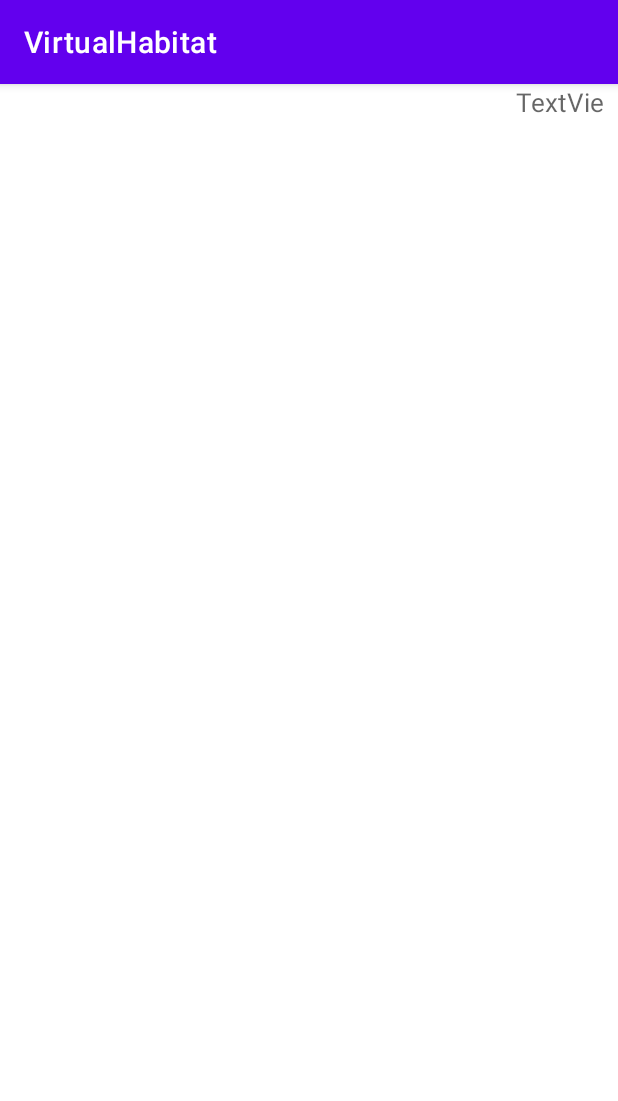
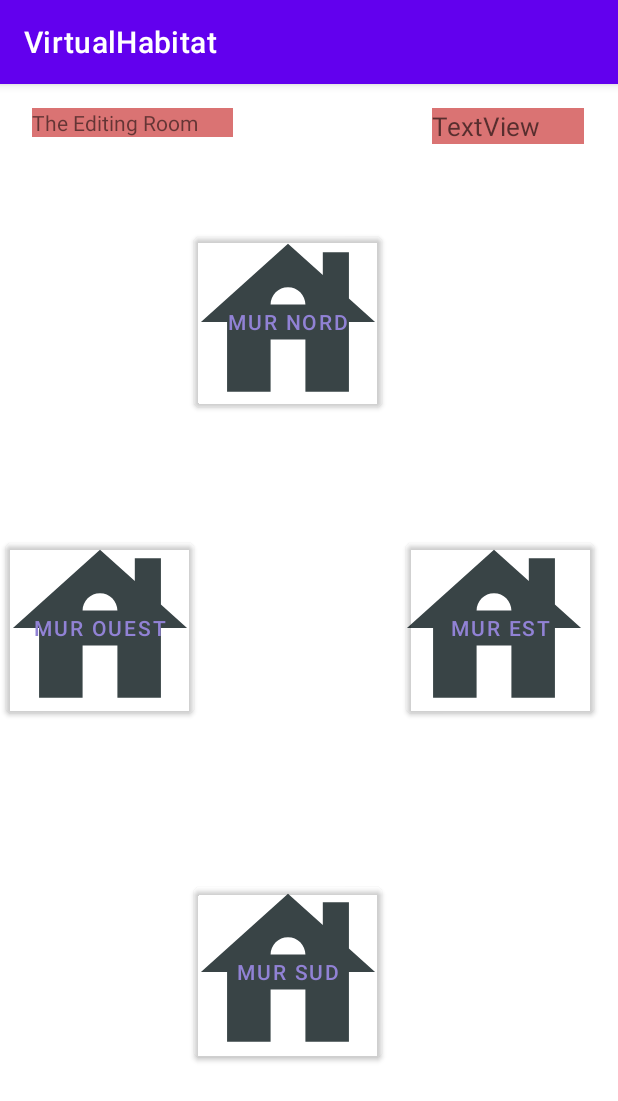
Before and after one commit to marouane-AITOUALI/RoomSimulator, an Android app: the itemModel screen opened directly, with no data from a screen before it, on a phone screen of 412 x 824 dp. Shown: the top 1101 px of the screen. Run offline under Robolectric (Android 15) with nearby library versions, the phone set to English and light mode, and no system bars.

Commit message:
the editing room and model wall

```diff
--- a/app/src/main/res/layout/recycler_item_details.xml
+++ b/app/src/main/res/layout/recycler_item_details.xml
@@ -5,11 +5,106 @@
 
     <TextView
             android:text="@string/textview"
-            android:layout_width="68dp"
-            android:layout_marginRight="0dp"
+            android:layout_width="101dp"
             android:paddingRight="0dp"
             android:textSize="17dp"
-            android:layout_height="29dp" android:id="@+id/nameRoom"
+            android:layout_height="0dp" android:id="@+id/nameRoom"
             app:layout_constraintTop_toTopOf="parent" app:layout_constraintEnd_toEndOf="parent"
-            android:textAppearance="@style/TextAppearance.AppCompat.Medium"/>
+            android:textAppearance="@style/TextAppearance.AppCompat.Medium"
+            app:layout_constraintStart_toStartOf="parent" app:layout_constraintHorizontal_bias="0.927"
+            android:layout_marginTop="16dp" android:background="#DA7373"/>
+    <TextView
+            android:text="The Editing Room"
+            android:layout_width="134dp"
+            android:layout_height="0dp" android:id="@+id/textView2"
+            app:layout_constraintTop_toTopOf="parent" app:layout_constraintStart_toStartOf="parent"
+            app:layout_constraintEnd_toStartOf="@+id/nameRoom" android:layout_marginTop="16dp"
+            app:layout_constraintHorizontal_bias="0.139" android:background="#DA7373"/>
+
+    <Button
+            android:text="Mur Ouest"
+            android:layout_width="125dp"
+            android:layout_height="125dp"
+            android:id="@+id/ajouterOuest"
+            app:layout_constraintStart_toStartOf="parent"
+            app:layout_constraintTop_toTopOf="parent"
+            android:layout_marginTop="300dp"
+            android:layout_marginStart="4dp"
+            android:backgroundTint="@android:color/transparent"
+            android:textColor="#9182D5"
+            app:layout_constraintEnd_toStartOf="@+id/imageViewEst" app:layout_constraintHorizontal_bias="0.0"
+            android:layout_marginLeft="4dp"/>
+    <ImageView
+            android:layout_width="125dp"
+            android:layout_height="125dp"
+            app:srcCompat="@drawable/house"
+            android:id="@+id/imageOuest"
+            app:layout_constraintStart_toStartOf="parent"
+            app:layout_constraintTop_toTopOf="parent"
+            android:layout_marginTop="300dp"
+            android:layout_marginStart="4dp" android:layout_marginLeft="4dp"/>
+    <Button
+            android:text="MUR NORD"
+            android:layout_width="125dp"
+            android:layout_height="125dp"
+            android:id="@+id/ajouterNord"
+            app:layout_constraintTop_toTopOf="parent"
+            android:layout_marginTop="96dp"
+            app:layout_constraintStart_toStartOf="parent"
+            app:layout_constraintEnd_toEndOf="parent"
+            android:backgroundTint="@android:color/transparent"
+            android:textColor="#9182D5"
+            tools:ignore="TextContrastCheck"
+            app:layout_constraintHorizontal_bias="0.451" app:backgroundTint="#B63838"/>
+    <ImageView
+            android:layout_width="125dp"
+            android:layout_height="125dp"
+            app:srcCompat="@drawable/house"
+            android:id="@+id/imageNord"
+            app:layout_constraintTop_toTopOf="parent"
+            app:layout_constraintStart_toStartOf="parent"
+            app:layout_constraintEnd_toEndOf="parent"
+            android:layout_marginTop="96dp"
+            app:layout_constraintHorizontal_bias="0.451"/>
+    <ImageView
+            android:layout_width="125dp"
+            android:layout_height="125dp"
+            app:srcCompat="@drawable/house"
+            android:id="@+id/imageSud"
+            app:layout_constraintStart_toStartOf="parent"
+            app:layout_constraintEnd_toEndOf="parent"
+            app:layout_constraintHorizontal_bias="0.451" app:layout_constraintTop_toBottomOf="@+id/ajouterNord"
+            android:layout_marginTop="308dp"/>
+    <Button
+            android:text="Mur Sud"
+            android:layout_width="125dp"
+            android:layout_height="125dp"
+            android:id="@+id/ajouterSud"
+            app:layout_constraintStart_toStartOf="parent"
+            app:layout_constraintEnd_toEndOf="parent"
+            android:backgroundTint="@android:color/transparent"
+            android:textColor="#9182D5"
+            app:layout_constraintTop_toBottomOf="@+id/ajouterNord" android:layout_marginTop="308dp"
+            app:layout_constraintHorizontal_bias="0.451"/>
+    <ImageView
+            android:layout_width="125dp"
+            android:layout_height="125dp"
+            app:srcCompat="@drawable/house"
+            android:id="@+id/imageEst"
+            app:layout_constraintTop_toTopOf="parent"
+            app:layout_constraintEnd_toEndOf="parent"
+            android:layout_marginTop="300dp"
+            android:layout_marginEnd="20dp" android:layout_marginRight="20dp"/>
+    <Button
+            android:text="MUR EST"
+            android:layout_width="125dp"
+            android:layout_height="125dp"
+            android:id="@+id/ajouterEst"
+            app:layout_constraintEnd_toEndOf="parent"
+            app:layout_constraintTop_toTopOf="parent"
+            android:layout_marginTop="300dp"
+            android:layout_marginEnd="16dp"
+            android:backgroundTint="@android:color/transparent"
+            android:textColor="#9182D5"
+            android:layout_marginRight="16dp"/>
 </androidx.constraintlayout.widget.ConstraintLayout>
```
Also changed, not shown: app/src/main/AndroidManifest.xml (+10 -1 lines), app/src/main/java/com/example/virtualhabitat/model/Mur.java (added, +75 -0 lines), app/src/main/java/com/example/virtualhabitat/model/Photo.java (deleted, +0 -30 lines), app/src/main/java/com/example/virtualhabitat/model/Piece.java (+4 -4 lines).
